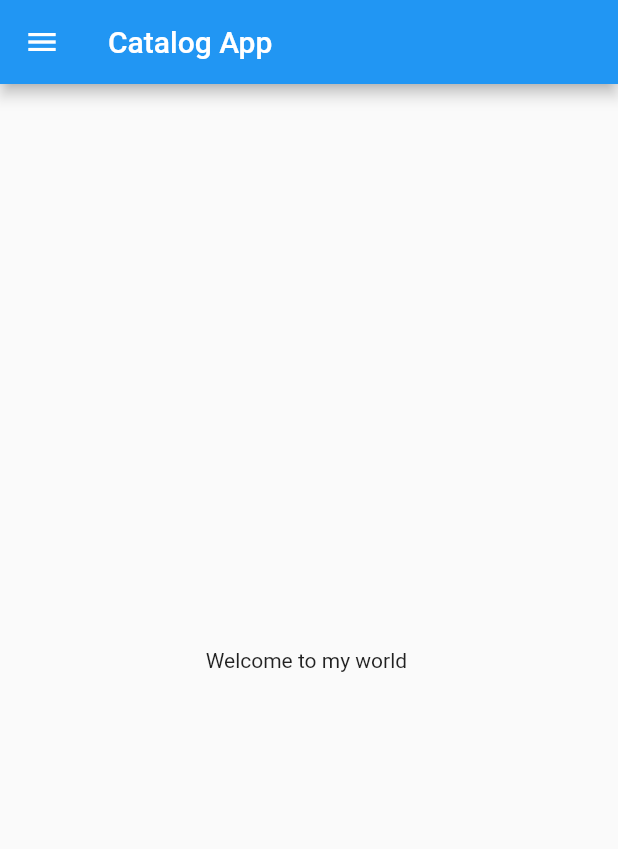
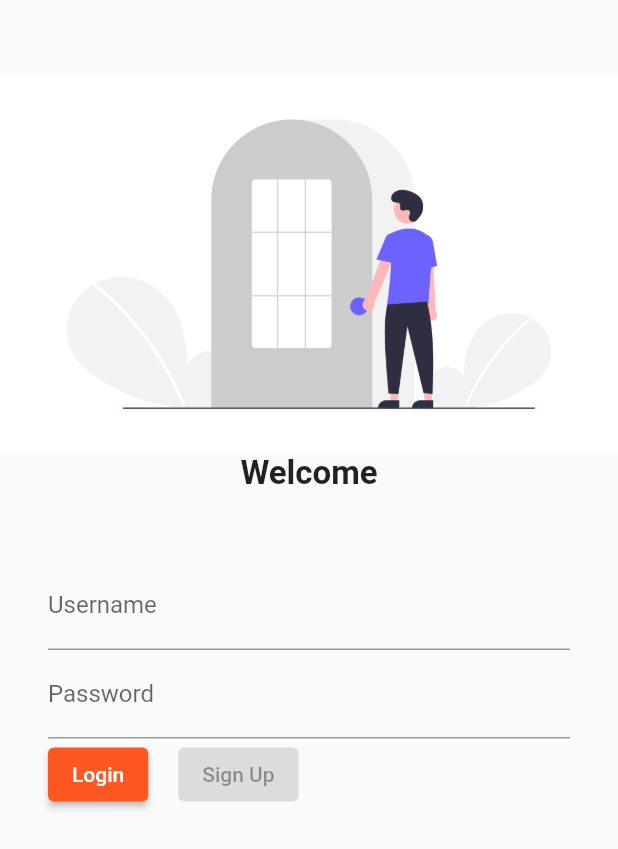
Before and after one commit to sudhanshun45/CatalogApp, a Flutter app: the screen it shows after launch, on a phone screen of 412 x 824 dp. Shown: the top 849 px of the screen. Run offline on Flutter 3.47's test engine with Material 2 defaults, Android fonts, the phone set to English and light mode, and no system bars; our stand-ins replace google_fonts.

Commit message:
4th commit

```diff
--- a/lib/main.dart
+++ b/lib/main.dart
@@ -1,5 +1,7 @@
+import 'package:catalog_app/screens/login_page.dart';
 import 'package:flutter/material.dart';
-import 'home_page.dart';
+import 'package:google_fonts/google_fonts.dart';
+import 'screens/home_page.dart';
 
 void main() {
   runApp(MyApp());
@@ -8,6 +10,19 @@ void main() {
 class MyApp extends StatelessWidget {
   @override
   Widget build(BuildContext context) {
-    return MaterialApp(home: HomePage());
+    return MaterialApp(
+      themeMode: ThemeMode.light,
+      theme: ThemeData(primarySwatch: Colors.deepOrange),
+      darkTheme: ThemeData(
+          primarySwatch: Colors.deepPurple,
+          brightness: Brightness.dark,
+          primaryTextTheme: GoogleFonts.latoTextTheme()),
+      initialRoute: "login",
+      routes: {
+        "/": (context) => LoginPage(),
+        "/home": (context) => HomePage(),
+        "/login": (context) => LoginPage(),
+      },
+    );
   }
 }
--- a/lib/home_page.dart
+++ b/lib/screens/home_page.dart
@@ -8,7 +8,7 @@ class HomePage extends StatelessWidget {
         title: Text("Catalog App"),
       ),
       body: Center(
-        child: Text("Welcome to my world "),
+        child: Text("This is Sudhanshu Namdev"),
       ),
       drawer: Drawer(),
     );
--- /dev/null
+++ b/lib/screens/login_page.dart
@@ -0,0 +1,63 @@
+import 'package:flutter/material.dart';
+
+class LoginPage extends StatelessWidget {
+  @override
+  Widget build(BuildContext context) {
+    return Material(
+        child: Column(
+      children: [
+        SizedBox(
+          height: 50,
+        ),
+        Image.asset(
+          "assets/images/login.png",
+          fit: BoxFit.cover,
+        ),
+        Text(
+          "Welcome",
+          textAlign: TextAlign.center,
+          style: TextStyle(
+            fontWeight: FontWeight.bold,
+            fontSize: 22,
+          ),
+        ),
+        SizedBox(
+          height: 30,
+        ),
+        Padding(
+          padding: const EdgeInsets.symmetric(vertical: 16.0, horizontal: 32.0),
+          child: Column(
+            children: [
+              TextFormField(
+                decoration: InputDecoration(
+                  labelText: "Username",
+                  hintText: "Enter Username",
+                ),
+              ),
+              TextFormField(
+                obscureText: true,
+                decoration: InputDecoration(
+                  labelText: "Password",
+                  hintText: "Enter Password",
+                ),
+              ),
+              Row(
+                children: [
+                  ElevatedButton(
+                    onPressed: () {
+                      print("Hello");
+                    },
+                    child: Text("Login"),
+                    style: TextButton.styleFrom(),
+                  ),
+                  SizedBox(width: 20),
+                  ElevatedButton(onPressed: null, child: Text("Sign Up")),
+                ],
+              ),
+            ],
+          ),
+        )
+      ],
+    ));
+  }
+}
--- a/pubspec.yaml
+++ b/pubspec.yaml
@@ -28,6 +28,7 @@ dependencies:
   # The following adds the Cupertino Icons font to your application.
   # Use with the CupertinoIcons class for iOS style icons.
   cupertino_icons: ^1.0.2
+  google_fonts: ^2.1.0
 
 dev_dependencies:
   flutter_test:
@@ -45,8 +46,8 @@ flutter:
   uses-material-design: true
 
   # To add assets to your application, add an assets section, like this:
-  # assets:
-  #   - images/a_dot_burr.jpeg
+  assets:
+      - assets/images/login.png
   #   - images/a_dot_ham.jpeg
 
   # An image asset can refer to one or more resolution-specific "variants", see
```
Also changed, not shown: assets/images/login.png (added), pubspec.lock.
